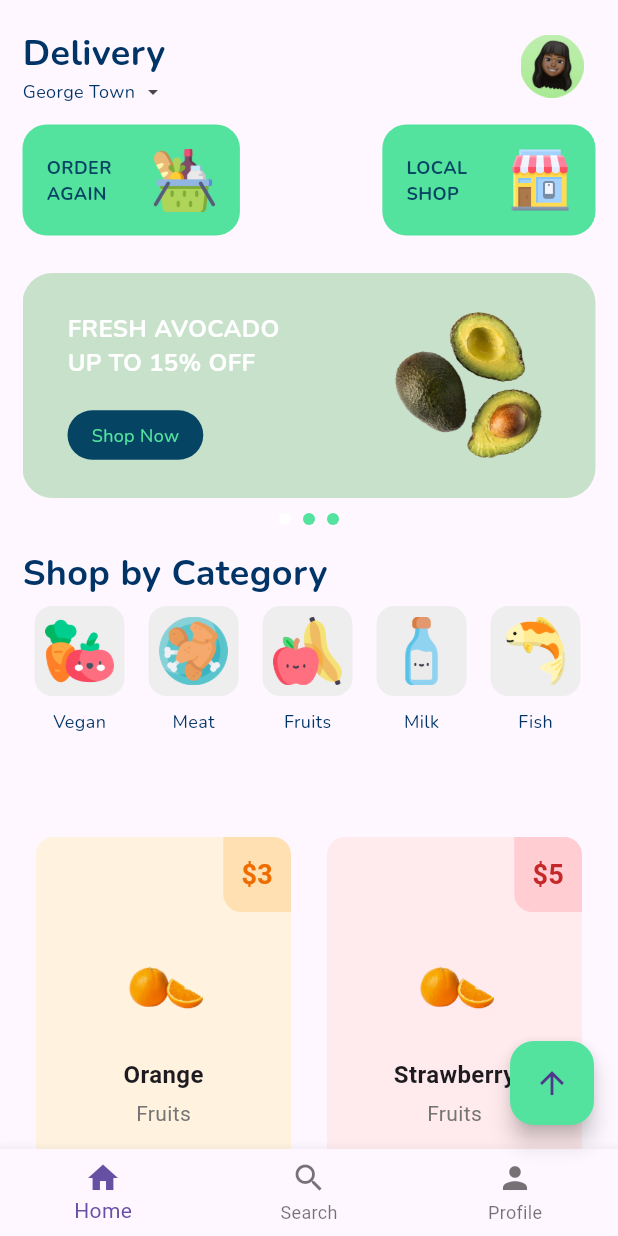
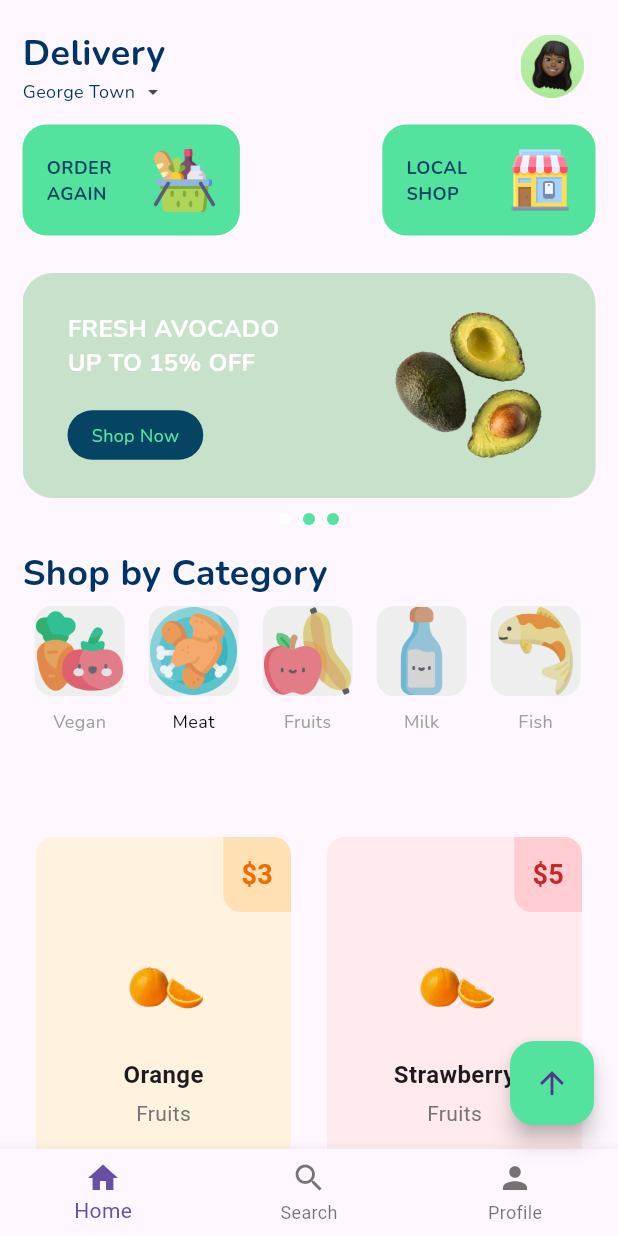
Before and after one commit to maoaktree/sample_app, a Flutter app: the screen it shows after launch, after a tap on "Meat", on a phone screen of 412 x 824 dp. Run offline on Flutter 3.47's test engine with Material 3 defaults, Android fonts, the phone set to English and light mode, and no system bars; drawn by our look-alikes of carousel_slider; our stand-ins replace google_fonts.

Commit message:
Added opacity effect to category icons in ShopByCategory to indicate selected state

```diff
--- a/lib/homePage/components/shop_tab.dart
+++ b/lib/homePage/components/shop_tab.dart
@@ -4,8 +4,12 @@ import 'package:sample_app/util/theme.dart';
 
 class ShopByCategory extends StatelessWidget {
   final void Function(int) onCategorySelected;
+  final int selectedIndex;
 
-  const ShopByCategory({super.key, required this.onCategorySelected});
+  const ShopByCategory(
+      {super.key,
+      required this.onCategorySelected,
+      required this.selectedIndex});
 
   @override
   Widget build(BuildContext context) {
@@ -69,6 +73,7 @@ class ShopByCategory extends StatelessWidget {
 
   Widget _buildCategoryIcon(BuildContext context,
       {required String iconPath, required String title, required int index}) {
+    final bool isSelected = index == selectedIndex;
     return GestureDetector(
       onTap: () {
         if (kDebugMode) {
@@ -84,20 +89,32 @@ class ShopByCategory extends StatelessWidget {
               width: 60,
               height: 60,
               decoration: BoxDecoration(
-                color: Colors.grey[200],
+                color: isSelected ? Colors.grey[200] : Colors.grey[200],
                 borderRadius: BorderRadius.circular(12),
               ),
               child: FittedBox(
-                fit:
-                    BoxFit.scaleDown, // Adjusts image size within the container
+                fit: BoxFit.scaleDown,
                 child: Padding(
-                  padding: const EdgeInsets.all(80.0),
-                  child: Image.asset(iconPath),
+                  padding: const EdgeInsets.all(8.0),
+                  child: ColorFiltered(
+                    colorFilter: ColorFilter.mode(
+                      isSelected
+                          ? Colors.transparent
+                          : Colors.grey.withOpacity(0.3),
+                      BlendMode.srcATop,
+                    ),
+                    child: Image.asset(iconPath),
+                  ),
                 ),
               ),
             ),
             const SizedBox(height: 8.0),
-            Text(title, style: AppTextStyles.headerSubtitle),
+            Text(
+              title,
+              style: AppTextStyles.headerSubtitle.copyWith(
+                color: isSelected ? Colors.black : Colors.grey,
+              ),
+            ),
           ],
         ),
       ),
--- a/lib/homePage/home_page.dart
+++ b/lib/homePage/home_page.dart
@@ -21,6 +21,7 @@ class _HomePageState extends State<HomePage>
     with SingleTickerProviderStateMixin {
   late TabController _tabController;
   late ScrollController _scrollController;
+  int _selectedCategoryIndex = 0;
 
   @override
   void initState() {
@@ -37,6 +38,9 @@ class _HomePageState extends State<HomePage>
   }
 
   void _onCategorySelected(int index) {
+    setState(() {
+      _selectedCategoryIndex = index;
+    });
     _tabController.animateTo(index);
   }
 
@@ -66,11 +70,14 @@ class _HomePageState extends State<HomePage>
                   const SizedBox(height: 15),
                   ShopByCategory(
                     onCategorySelected: _onCategorySelected,
+                    selectedIndex: _selectedCategoryIndex,
                   ),
                 ]),
               ),
             ),
-            SliverFillRemaining(
+            SliverToBoxAdapter(
+              child: SizedBox(
+                height: MediaQuery.of(context).size.height * 0.4,
                 child: TabBarView(
                   controller: _tabController,
                   children: [
@@ -80,6 +87,7 @@ class _HomePageState extends State<HomePage>
                     const MilkTab(),
                     const FishTab(),
                   ],
+                ),
               ),
             ),
           ],
```
Lines whose indentation alone changed are shown as unchanged.
